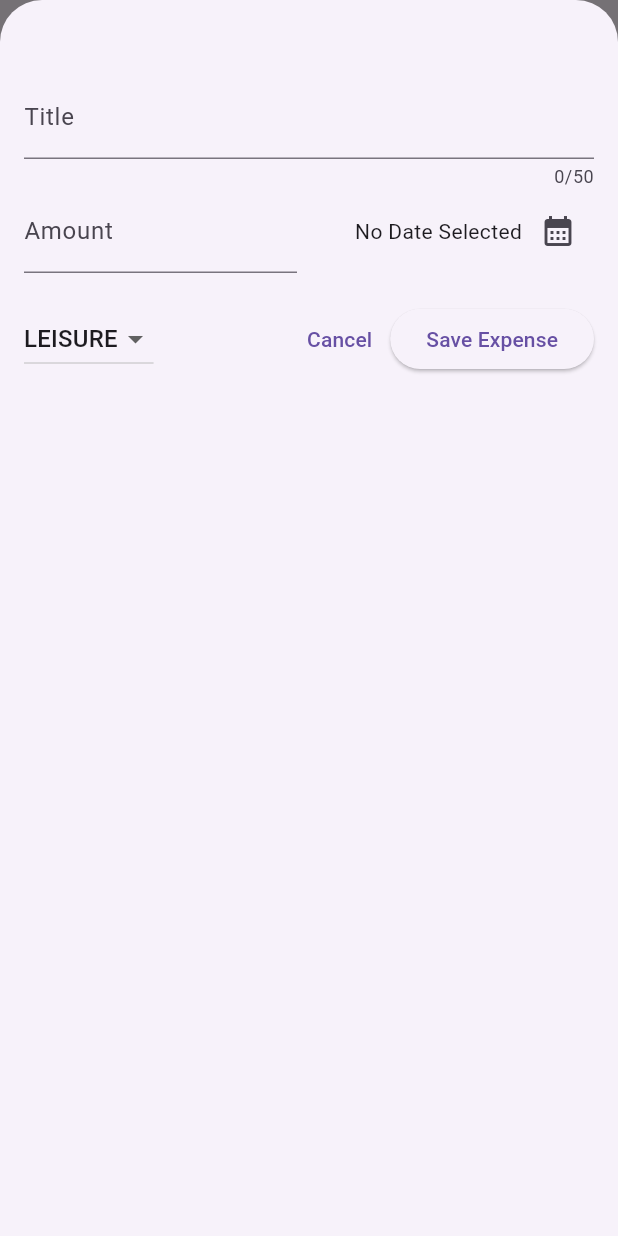
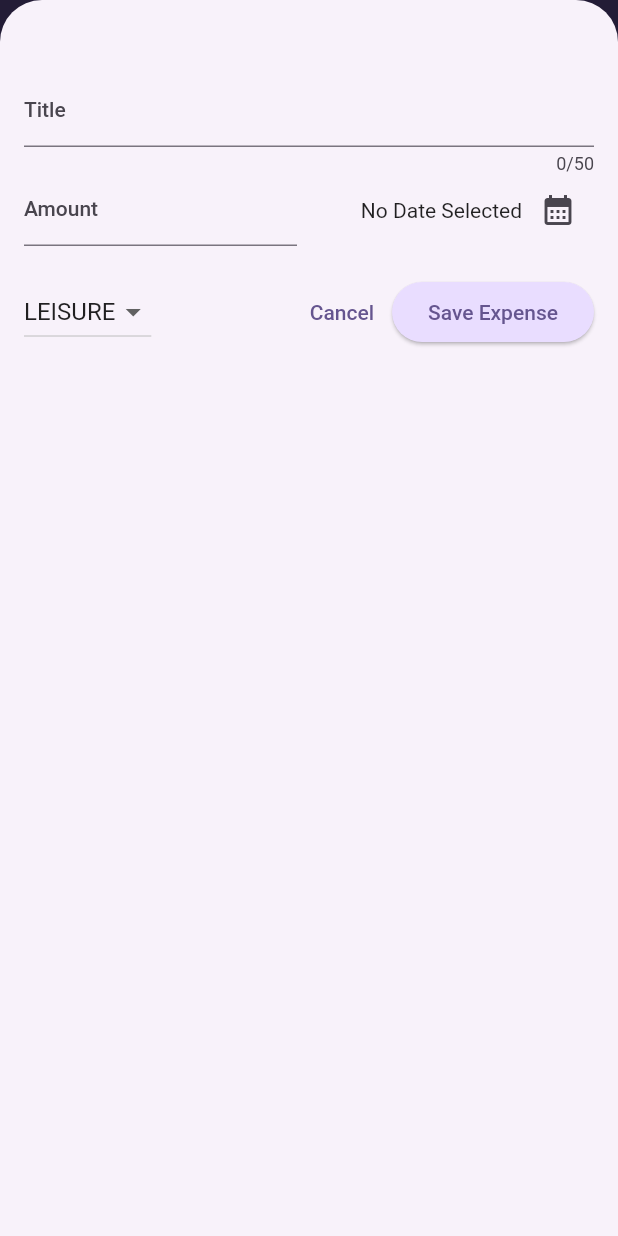
Before and after one commit to shakeebkhan66/expensetracker, a Flutter app: the screen it shows after launch, after a tap on the "add" icon, on a phone screen of 412 x 824 dp. Run offline on Flutter 3.47's test engine with Material 2 defaults, Android fonts, the phone set to English and light mode, and no system bars.

Commit message:
add chart, light and dark themeing implementation, device orientation landscape and portrait

```diff
--- a/lib/main.dart
+++ b/lib/main.dart
@@ -1,9 +1,61 @@
 import 'package:expensetracker/widgets/expenses.dart';
 import 'package:flutter/material.dart';
+import 'package:flutter/services.dart';
 
-void main(){
+var kColorScheme = ColorScheme.fromSeed(
+  seedColor: const Color.fromARGB(255, 96, 59, 181),
+);
+
+
+var kDarkColorScheme = ColorScheme.fromSeed(
+  brightness: Brightness.dark,
+  seedColor: const Color.fromARGB(255, 5, 99, 125),
+);
+
+
+void main() {
+
+  // SystemChrome.setPreferredOrientations([
+  //   DeviceOrientation.portraitUp,
+  // ]).then((value) {});
+
   runApp(MaterialApp(
-    theme: ThemeData(useMaterial3: true),
+    darkTheme: ThemeData.dark().copyWith(
+      useMaterial3: true,
+      colorScheme: kDarkColorScheme,
+      cardTheme: const CardTheme().copyWith(
+        color: kDarkColorScheme.secondaryContainer,
+        margin: const EdgeInsets.symmetric(horizontal: 16.0, vertical: 8.0)
+      ),
+      elevatedButtonTheme: ElevatedButtonThemeData(
+          style: ElevatedButton.styleFrom(
+            backgroundColor: kDarkColorScheme.primaryContainer,
+            foregroundColor: kDarkColorScheme.onPrimaryContainer,
+          )
+      ),
+    ),
+    theme: ThemeData().copyWith(
+        useMaterial3: true,
+        colorScheme: kColorScheme,
+        appBarTheme: const AppBarTheme()
+            .copyWith(backgroundColor: kColorScheme.onPrimaryContainer, foregroundColor: kColorScheme.primaryContainer),
+      cardTheme: const CardTheme().copyWith(
+        color: kColorScheme.secondaryContainer,
+        margin: const EdgeInsets.symmetric(vertical: 8.0, horizontal: 16.0)
+      ),
+      elevatedButtonTheme: ElevatedButtonThemeData(
+        style: ElevatedButton.styleFrom(
+          backgroundColor: kColorScheme.primaryContainer,
+        )
+      ),
+      textTheme: ThemeData().textTheme.copyWith(
+        titleLarge: TextStyle(
+          fontWeight: FontWeight.bold,
+          color: kColorScheme.onSecondaryContainer,
+          fontSize: 14.0,
+        )
+      )
+    ),
     debugShowCheckedModeBanner: false,
     home: const Expenses(),
   ));
--- a/lib/models/expense.dart
+++ b/lib/models/expense.dart
@@ -38,3 +38,28 @@ class Expense {
     required this.category,
   }) : id = uuid.v4();
 }
+
+class ExpenseBucket{
+  Category? category;
+  List<Expense>? expenses;
+
+   ExpenseBucket({
+    required this.category,
+    required this.expenses,
+});
+
+   ExpenseBucket.forCategory(List<Expense> allExpenses, this.category)
+    : expenses = allExpenses.where((expense) => expense.category == category).toList();
+
+
+   double get totalExpenses {
+     double sum = 0;
+
+     for(final expense in expenses!) {
+       sum += expense.amount;
+     }
+
+     return sum;
+   }
+
+}
--- /dev/null
+++ b/lib/widgets/chart/chart.dart
@@ -0,0 +1,96 @@
+import 'package:flutter/material.dart';
+
+import '../../models/expense.dart';
+import 'chart_bar.dart';
+
+
+class Chart extends StatelessWidget {
+  const Chart({super.key, required this.expenses});
+
+  final List<Expense> expenses;
+
+  List<ExpenseBucket> get buckets {
+    return [
+      ExpenseBucket.forCategory(expenses, Category.food),
+      ExpenseBucket.forCategory(expenses, Category.leisure),
+      ExpenseBucket.forCategory(expenses, Category.travel),
+      ExpenseBucket.forCategory(expenses, Category.work),
+    ];
+  }
+
+  double get maxTotalExpense {
+    double maxTotalExpense = 0;
+
+    for (final bucket in buckets) {
+      if (bucket.totalExpenses > maxTotalExpense) {
+        maxTotalExpense = bucket.totalExpenses;
+      }
+    }
+
+    return maxTotalExpense;
+  }
+
+  @override
+  Widget build(BuildContext context) {
+    final isDarkMode =
+        MediaQuery.of(context).platformBrightness == Brightness.dark;
+    return Container(
+      margin: const EdgeInsets.all(16),
+      padding: const EdgeInsets.symmetric(
+        vertical: 16,
+        horizontal: 8,
+      ),
+      width: double.infinity,
+      height: 180,
+      decoration: BoxDecoration(
+        borderRadius: BorderRadius.circular(8),
+        gradient: LinearGradient(
+          colors: [
+            Theme.of(context).colorScheme.primary.withOpacity(0.3),
+            Theme.of(context).colorScheme.primary.withOpacity(0.0)
+          ],
+          begin: Alignment.bottomCenter,
+          end: Alignment.topCenter,
+        ),
+      ),
+      child: Column(
+        children: [
+          Expanded(
+            child: Row(
+              crossAxisAlignment: CrossAxisAlignment.end,
+              children: [
+                for (final bucket in buckets) // alternative to map()
+                  ChartBar(
+                    fill: bucket.totalExpenses == 0
+                        ? 0
+                        : bucket.totalExpenses / maxTotalExpense,
+                  )
+              ],
+            ),
+          ),
+          const SizedBox(height: 12),
+          Row(
+            children: buckets
+                .map(
+                  (bucket) => Expanded(
+                child: Padding(
+                  padding: const EdgeInsets.symmetric(horizontal: 4),
+                  child: Icon(
+                    categoryIcons[bucket.category],
+                    color: isDarkMode
+                        ? Theme.of(context).colorScheme.secondary
+                        : Theme.of(context)
+                        .colorScheme
+                        .primary
+                        .withOpacity(0.7),
+                  ),
+                ),
+              ),
+            )
+                .toList(),
+          )
+        ],
+      ),
+    );
+  }
+}
--- /dev/null
+++ b/lib/widgets/chart/chart_bar.dart
@@ -0,0 +1,34 @@
+import 'package:flutter/material.dart';
+
+class ChartBar extends StatelessWidget {
+  const ChartBar({
+    super.key,
+    required this.fill,
+  });
+
+  final double fill;
+
+  @override
+  Widget build(BuildContext context) {
+    final isDarkMode =
+        MediaQuery.of(context).platformBrightness == Brightness.dark;
+    return Expanded(
+      child: Padding(
+        padding: const EdgeInsets.symmetric(horizontal: 4),
+        child: FractionallySizedBox(
+          heightFactor: fill,
+          child: DecoratedBox(
+            decoration: BoxDecoration(
+              shape: BoxShape.rectangle,
+              borderRadius:
+              const BorderRadius.vertical(top: Radius.circular(8)),
+              color: isDarkMode
+                  ? Theme.of(context).colorScheme.secondary
+                  : Theme.of(context).colorScheme.primary.withOpacity(0.65),
+            ),
+          ),
+        ),
+      ),
+    );
+  }
+}
--- a/lib/widgets/expense_list/expense_item.dart
+++ b/lib/widgets/expense_list/expense_item.dart
@@ -13,8 +13,9 @@ class ExpenseItem extends StatelessWidget {
       child: Padding(
         padding: const EdgeInsets.symmetric(horizontal: 20.0, vertical: 16.0),
         child: Column(
+          crossAxisAlignment: CrossAxisAlignment.start,
           children: [
-            Text(expense.title),
+            Text(expense.title, style: Theme.of(context).textTheme.titleLarge,  ),
             const SizedBox(height: 4.0,),
             Row(
               children: [
--- a/lib/widgets/expense_list/expenses_list.dart
+++ b/lib/widgets/expense_list/expenses_list.dart
@@ -4,15 +4,29 @@ import 'package:flutter/material.dart';
 import '../../models/expense.dart';
 
 class ExpensesList extends StatelessWidget {
-  const ExpensesList({super.key, required this.expenses});
+  const ExpensesList(
+      {super.key, required this.expenses, required this.onRemoveExpense});
 
   final List<Expense> expenses;
+  final void Function(Expense expense) onRemoveExpense;
 
   @override
   Widget build(BuildContext context) {
     return ListView.builder(
       itemCount: expenses.length,
-      itemBuilder: (ctx, index) => ExpenseItem(expenses[index]),
+      itemBuilder: (ctx, index) => Dismissible(
+        key: ValueKey(expenses[index]),
+        background: Container(
+          color: Theme.of(context).colorScheme.error.withOpacity(0.75),
+          margin: EdgeInsets.symmetric(horizontal: Theme.of(context).cardTheme.margin!.horizontal),
+        ),
+        onDismissed: (direction) {
+          onRemoveExpense(expenses[index]);
+        },
+        child: ExpenseItem(
+          expenses[index],
+        ),
+      ),
     );
   }
 }
--- a/lib/widgets/expenses.dart
+++ b/lib/widgets/expenses.dart
@@ -1,3 +1,4 @@
+import 'package:expensetracker/widgets/chart/chart.dart';
 import 'package:expensetracker/widgets/expense_list/expenses_list.dart';
 import 'package:flutter/material.dart';
 
@@ -29,6 +30,7 @@ class _ExpensesState extends State<Expenses> {
   // TODO Overlay Bottom Sheet
   void _openAddExpenseOverlay() {
     showModalBottomSheet(
+      useSafeArea: true,
       isScrollControlled: true,
       context: context,
       builder: (ctx) => NewExpense(
@@ -44,8 +46,46 @@ class _ExpensesState extends State<Expenses> {
     });
   }
 
+  // TODO Remove Expenses From the List Internally
+  void _removeExpense(Expense expense) {
+    final expenseIndex = _registeredExpenses.indexOf(expense);
+    setState(() {
+      _registeredExpenses.remove(expense);
+    });
+    ScaffoldMessenger.of(context).clearSnackBars();
+    ScaffoldMessenger.of(context).showSnackBar(
+      SnackBar(
+        duration: const Duration(seconds: 3),
+        content: const Text("Expense Deleted"),
+        action: SnackBarAction(
+            label: 'Undo',
+            onPressed: () {
+              setState(() {
+                _registeredExpenses.insert(expenseIndex, expense);
+              });
+            }),
+      ),
+    );
+  }
+
   @override
   Widget build(BuildContext context) {
+    Widget mainContent = const Center(
+      child: Text("No expenses found. Start adding some!"),
+    );
+    if (_registeredExpenses.isNotEmpty) {
+      mainContent = ExpensesList(
+        expenses: _registeredExpenses,
+        onRemoveExpense: _removeExpense,
+      );
+    }
+
+    // TODO Getting Device Width and Height
+    final height = MediaQuery.of(context).size.height;
+    final width = MediaQuery.of(context).size.width;
+
+    print("Height and Width is ${height}, ${width}");
+
     return Scaffold(
         appBar: AppBar(
           title: const Text(
@@ -57,14 +97,25 @@ class _ExpensesState extends State<Expenses> {
                 onPressed: _openAddExpenseOverlay, icon: const Icon(Icons.add))
           ],
         ),
-      body: Column(
+        body: width < 600
+            ? Column(
                 children: [
-          const Text("The Chart"),
+                  // const Text("The Chart"),
+                  Chart(expenses: _registeredExpenses),
                   Expanded(
-            child: ExpensesList(expenses: _registeredExpenses),
+                    child: mainContent,
                   )
                 ],
+              )
+            : Row(
+                children: [
+                  Expanded(
+                    child: Chart(expenses: _registeredExpenses),
                   ),
-    );
+                  Expanded(
+                    child: mainContent,
+                  )
+                ],
+              ));
   }
 }
--- a/lib/widgets/new_expense.dart
+++ b/lib/widgets/new_expense.dart
@@ -1,4 +1,7 @@
+
+import 'dart:io';
 import 'package:expensetracker/models/expense.dart';
+import 'package:flutter/cupertino.dart';
 import 'package:flutter/material.dart';
 
 class NewExpense extends StatefulWidget {
@@ -37,14 +40,22 @@ class _NewExpenseState extends State<NewExpense> {
     });
   }
 
-  // TODO Submit Form
-  void _submitExpenseDate() {
-    final enteredAmount = double.tryParse(_amountController.text);
-    final amountIsInvalid = enteredAmount == null || enteredAmount <= 0;
 
-    if (_titleController.text.trim().isEmpty ||
-        amountIsInvalid ||
-        _selectedDate == null) {
+  void _showDialogBoxOnBasisOfPlatform(){
+    if(Platform.isIOS){
+      showCupertinoDialog(context: context, builder: (ctx) => CupertinoAlertDialog(
+        title: const Text("Invalid input"),
+        content: const Text(
+            "Please make sure a valid title, amount, date and category was entered"),
+        actions: [
+          TextButton(
+              onPressed: () {
+                Navigator.pop(context);
+              },
+              child: const Text('Okay'))
+        ],
+      ));
+    }else{
       showDialog(
           context: context,
           builder: (ctx) => AlertDialog(
@@ -58,7 +69,22 @@ class _NewExpenseState extends State<NewExpense> {
                   },
                   child: const Text('Okay'))
             ],
-              ));
+          )
+      );
+    }
+  }
+
+
+
+  // TODO Submit Form
+  void _submitExpenseDate() {
+    final enteredAmount = double.tryParse(_amountController.text);
+    final amountIsInvalid = enteredAmount == null || enteredAmount <= 0;
+
+    if (_titleController.text.trim().isEmpty ||
+        amountIsInvalid ||
+        _selectedDate == null) {
+      _showDialogBoxOnBasisOfPlatform();
       return;
     }
     widget.onAddExpense(Expense(
@@ -78,8 +104,12 @@ class _NewExpenseState extends State<NewExpense> {
 
   @override
   Widget build(BuildContext context) {
-    return Padding(
-      padding: const EdgeInsets.fromLTRB(16.0, 50.0, 16.0, 16.0),
+    final keyboardSpace = MediaQuery.of(context).viewInsets.bottom;
+    return SizedBox(
+      height: double.infinity,
+      child: SingleChildScrollView(
+        child: Padding(
+          padding: EdgeInsets.fromLTRB(16.0, 50.0, 16.0, keyboardSpace + 16.0),
           child: Column(
             children: [
               TextField(
@@ -154,6 +184,8 @@ class _NewExpenseState extends State<NewExpense> {
               )
             ],
           ),
+        ),
+      ),
     );
   }
 }
```
Lines whose indentation alone changed are shown as unchanged.
